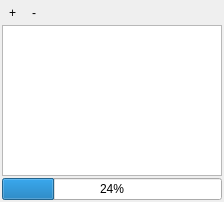
Qt form enmapbox/gui/ui/spectralprofilesourcepanel.ui (jakimowb/enmapbox_testmigration2) before a commit.
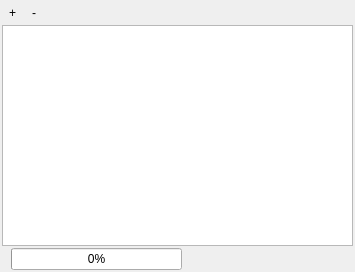
The same form after that commit. Icons and pictures are not drawn.

Diff of the .ui file:
```diff
--- a/enmapbox/gui/ui/spectralprofilesourcepanel.ui
+++ b/enmapbox/gui/ui/spectralprofilesourcepanel.ui
@@ -6,8 +6,8 @@
    <rect>
     <x>0</x>
     <y>0</y>
-    <width>224</width>
-    <height>202</height>
+    <width>355</width>
+    <height>272</height>
    </rect>
   </property>
   <property name="windowTitle">
@@ -99,13 +99,33 @@
       <property name="topMargin">
        <number>0</number>
       </property>
+      <item>
+       <widget class="QLabel" name="label">
+        <property name="text">
+         <string/>
+        </property>
+       </widget>
+      </item>
       <item>
        <widget class="QProgressBar" name="progressBar">
         <property name="value">
-         <number>24</number>
+         <number>0</number>
         </property>
        </widget>
       </item>
+      <item>
+       <spacer name="horizontalSpacer_2">
+        <property name="orientation">
+         <enum>Qt::Horizontal</enum>
+        </property>
+        <property name="sizeHint" stdset="0">
+         <size>
+          <width>40</width>
+          <height>20</height>
+         </size>
+        </property>
+       </spacer>
+      </item>
      </layout>
     </item>
    </layout>
```
